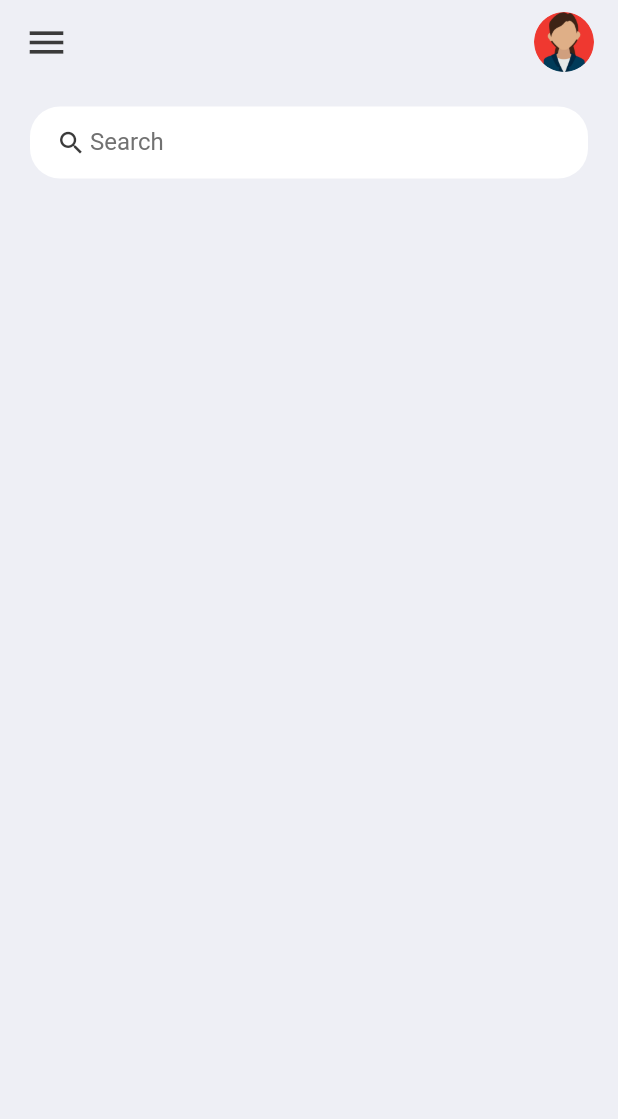
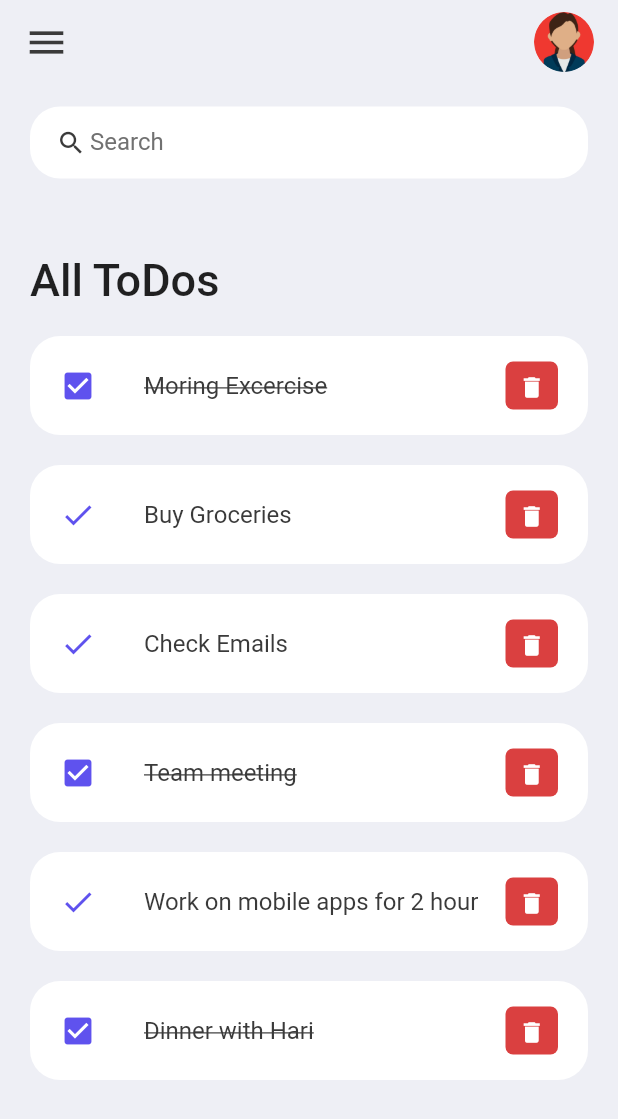
Before and after one commit to AthiraRamesh/ToDo-App, a Flutter app: the screen it shows after launch, on a phone screen of 412 x 824 dp. Shown: the top 1119 px of the screen. Run offline on Flutter 3.47's test engine with Material 2 defaults, Android fonts, the light colour scheme and no system bars.

Commit message:
Add ListViews

```diff
--- a/lib/main.dart
+++ b/lib/main.dart
@@ -13,7 +13,7 @@
   Widget build(BuildContext context) {
     SystemChrome.setSystemUIOverlayStyle(
         const SystemUiOverlayStyle(statusBarColor: Colors.transparent));
-    return const MaterialApp(
+    return MaterialApp(
       debugShowCheckedModeBanner: false,
       title: 'ToDo App',
       //theme: ThemeData(primarySwatch: Colors.blueGrey),
--- /dev/null
+++ b/lib/model/todo.dart
@@ -0,0 +1,15 @@
+class ToDo {
+  String? id, todoText;
+  late bool isDone;
+  ToDo({required this.id, required this.todoText, this.isDone = false});
+  static List<ToDo> todoList() {
+    return [
+      ToDo(id: '01', todoText: 'Moring Excercise', isDone: true),
+      ToDo(id: '02', todoText: 'Buy Groceries'),
+      ToDo(id: '03', todoText: 'Check Emails'),
+      ToDo(id: '04', todoText: 'Team meeting', isDone: true),
+      ToDo(id: '05', todoText: 'Work on mobile apps for 2 hour'),
+      ToDo(id: '06', todoText: 'Dinner with Hari', isDone: true),
+    ];
+  }
+}
--- a/lib/screens/home.dart
+++ b/lib/screens/home.dart
@@ -1,9 +1,12 @@
 import 'package:flutter/material.dart';
 import 'package:todo_app/constants/colors.dart';
+import 'package:todo_app/model/todo.dart';
+//import 'package:todo_app/widgets/todo_item.dart';
+import '../widgets/todo_item.dart';
 
 class Home extends StatelessWidget {
-  const Home({super.key});
-
+  Home({super.key});
+  final todosList = ToDo.todoList();
   @override
   Widget build(BuildContext context) {
     return Scaffold(
@@ -15,6 +18,22 @@
         child: Column(
           children: [
             searchBox(),
+            Expanded(
+                child: ListView(
+              children: [
+                Container(
+                  margin: const EdgeInsets.only(top: 50, bottom: 20),
+                  child: const Text(
+                    'All ToDos',
+                    style: TextStyle(fontSize: 30, fontWeight: FontWeight.w500),
+                  ),
+                ),
+                for (ToDo todoo in todosList)
+                  ToDoItem(
+                    todo: todoo,
+                  ),
+              ],
+            ))
           ],
         ),
       )),
--- /dev/null
+++ b/lib/widgets/todo_item.dart
@@ -0,0 +1,51 @@
+import 'package:flutter/material.dart';
+import 'package:todo_app/constants/colors.dart';
+import 'package:todo_app/model/todo.dart';
+
+class ToDoItem extends StatelessWidget {
+  final ToDo todo;
+  const ToDoItem({Key? key, required this.todo}) : super(key: key);
+
+  @override
+  Widget build(BuildContext context) {
+    return Container(
+      margin: const EdgeInsets.only(bottom: 20),
+      child: ListTile(
+        onTap: () {},
+        shape: RoundedRectangleBorder(
+          borderRadius: BorderRadius.circular(20),
+        ),
+        contentPadding: const EdgeInsets.symmetric(horizontal: 20, vertical: 5),
+        tileColor: Colors.white,
+        leading: Icon(
+          todo.isDone ? Icons.check_box : Icons.check,
+          color: tdBlue,
+        ),
+        title: Text(
+          todo.todoText!,
+          style: TextStyle(
+            fontSize: 16,
+            color: tdBlack,
+            decoration: todo.isDone ? TextDecoration.lineThrough : null,
+          ),
+        ),
+        trailing: Container(
+          padding: const EdgeInsets.all(0),
+          margin: const EdgeInsets.symmetric(vertical: 12),
+          height: 35,
+          width: 35,
+          decoration: BoxDecoration(
+            color: tdRed,
+            borderRadius: BorderRadius.circular(5),
+          ),
+          child: IconButton(
+            onPressed: () {},
+            color: Colors.white,
+            iconSize: 18,
+            icon: const Icon(Icons.delete),
+          ),
+        ),
+      ),
+    );
+  }
+}
```
Also changed, not shown: assets/images/business.jpg (added), assets/images/businesswoman.jpg (added), assets/images/icon.jpeg (added), assets/images/icon.png (added), assets/images/photo.jpg (added), 1 other file.
